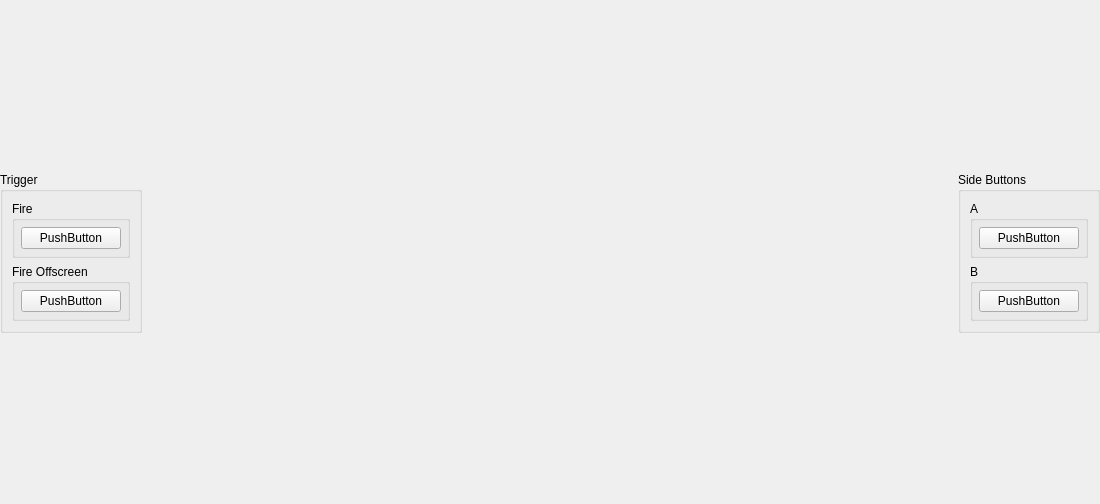
First picture: the form in src/duckstation-qt/controllerbindingwidget_guncon.ui, repository kofxi3584karlayang/duckstation, before the edit.
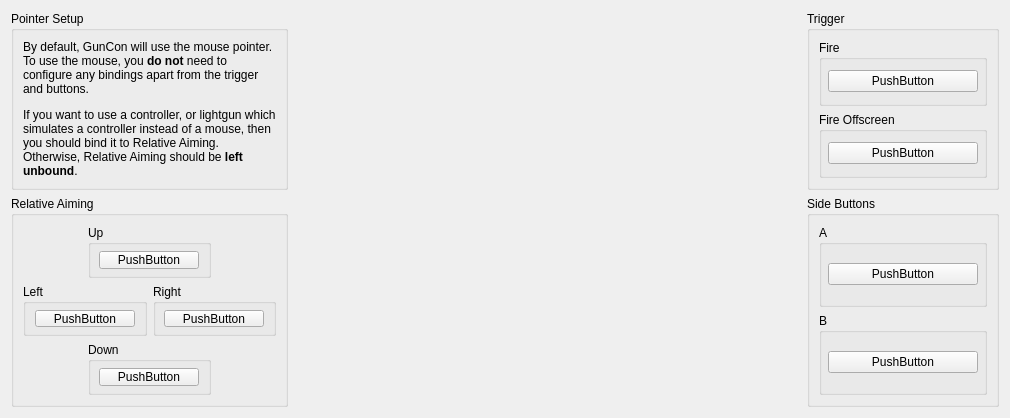
Second picture: the form after the edit. Icons and pictures are not drawn. Custom widgets are drawn as their Qt base class.

Commit message: GunCon: Add relative pointer binding

Diff of the .ui file:
```diff
--- a/src/duckstation-qt/controllerbindingwidget_guncon.ui
+++ b/src/duckstation-qt/controllerbindingwidget_guncon.ui
@@ -6,8 +6,8 @@
    <rect>
     <x>0</x>
     <y>0</y>
-    <width>1100</width>
-    <height>504</height>
+    <width>1010</width>
+    <height>418</height>
    </rect>
   </property>
   <property name="sizePolicy">
@@ -18,30 +18,105 @@
   </property>
   <property name="minimumSize">
    <size>
-    <width>1100</width>
-    <height>500</height>
+    <width>1000</width>
+    <height>400</height>
    </size>
   </property>
   <property name="windowTitle">
    <string>Form</string>
   </property>
-  <layout class="QGridLayout" name="gridLayout_35">
+  <layout class="QGridLayout" name="gridLayout_2">
+   <item row="0" column="2">
+    <widget class="QGroupBox" name="groupBox">
+     <property name="title">
+      <string>Trigger</string>
+     </property>
+     <layout class="QGridLayout" name="gridLayout_5">
+      <item row="2" column="0" colspan="2">
+       <widget class="QGroupBox" name="groupBox_5">
+        <property name="title">
+         <string>Fire Offscreen</string>
+        </property>
+        <layout class="QGridLayout" name="gridLayout_4">
    <property name="leftMargin">
-    <number>0</number>
+          <number>6</number>
    </property>
    <property name="topMargin">
-    <number>0</number>
+          <number>6</number>
    </property>
    <property name="rightMargin">
-    <number>0</number>
+          <number>6</number>
    </property>
    <property name="bottomMargin">
-    <number>0</number>
-   </property>
-   <item row="0" column="2" rowspan="4">
-    <layout class="QVBoxLayout" name="verticalLayout">
-     <item>
-      <spacer name="verticalSpacer_3">
+          <number>6</number>
+         </property>
+         <item row="0" column="0">
+          <widget class="InputBindingWidget" name="ShootOffscreen">
+           <property name="minimumSize">
+            <size>
+             <width>150</width>
+             <height>0</height>
+            </size>
+           </property>
+           <property name="maximumSize">
+            <size>
+             <width>150</width>
+             <height>16777215</height>
+            </size>
+           </property>
+           <property name="text">
+            <string>PushButton</string>
+           </property>
+          </widget>
+         </item>
+        </layout>
+       </widget>
+      </item>
+      <item row="0" column="0" colspan="2">
+       <widget class="QGroupBox" name="groupBox_2">
+        <property name="title">
+         <string>Fire</string>
+        </property>
+        <layout class="QGridLayout" name="gridLayout">
+         <property name="leftMargin">
+          <number>6</number>
+         </property>
+         <property name="topMargin">
+          <number>6</number>
+         </property>
+         <property name="rightMargin">
+          <number>6</number>
+         </property>
+         <property name="bottomMargin">
+          <number>6</number>
+         </property>
+         <item row="0" column="0">
+          <widget class="InputBindingWidget" name="Trigger">
+           <property name="minimumSize">
+            <size>
+             <width>150</width>
+             <height>0</height>
+            </size>
+           </property>
+           <property name="maximumSize">
+            <size>
+             <width>150</width>
+             <height>16777215</height>
+            </size>
+           </property>
+           <property name="text">
+            <string>PushButton</string>
+           </property>
+          </widget>
+         </item>
+        </layout>
+       </widget>
+      </item>
+     </layout>
+    </widget>
+   </item>
+   <item row="2" column="0" colspan="3">
+    <spacer name="verticalSpacer">
        <property name="orientation">
         <enum>Qt::Vertical</enum>
        </property>
@@ -53,7 +128,7 @@
        </property>
       </spacer>
      </item>
-     <item>
+   <item row="1" column="2">
       <widget class="QGroupBox" name="groupBox_16">
        <property name="title">
         <string>Side Buttons</string>
@@ -81,13 +156,13 @@
             <widget class="InputBindingWidget" name="B">
              <property name="minimumSize">
               <size>
-               <width>100</width>
+             <width>150</width>
                <height>0</height>
               </size>
              </property>
              <property name="maximumSize">
               <size>
-               <width>100</width>
+             <width>150</width>
                <height>16777215</height>
               </size>
              </property>
@@ -121,13 +196,13 @@
             <widget class="InputBindingWidget" name="A">
              <property name="minimumSize">
               <size>
-               <width>100</width>
+             <width>150</width>
                <height>0</height>
               </size>
              </property>
              <property name="maximumSize">
               <size>
-               <width>100</width>
+             <width>150</width>
                <height>16777215</height>
               </size>
              </property>
@@ -142,24 +217,204 @@
        </layout>
       </widget>
      </item>
-     <item>
-      <spacer name="verticalSpacer_4">
-       <property name="orientation">
-        <enum>Qt::Vertical</enum>
-       </property>
-       <property name="sizeHint" stdset="0">
+   <item row="1" column="0">
+    <widget class="QGroupBox" name="groupBox_10">
+     <property name="title">
+      <string extracomment="Try to use Sony's official terminology for this. A good place to start would be in the console or the DualShock 2's manual. If this element was officially translated to your language by Sony in later DualShocks, you may use that term.">Relative Aiming</string>
+     </property>
+     <layout class="QGridLayout" name="gridLayout_11">
+      <item row="3" column="1" colspan="2">
+       <widget class="QGroupBox" name="groupBox_11">
+        <property name="title">
+         <string>Down</string>
+        </property>
+        <layout class="QGridLayout" name="gridLayout_12">
+         <property name="leftMargin">
+          <number>6</number>
+         </property>
+         <property name="topMargin">
+          <number>6</number>
+         </property>
+         <property name="rightMargin">
+          <number>6</number>
+         </property>
+         <property name="bottomMargin">
+          <number>6</number>
+         </property>
+         <item row="0" column="0">
+          <widget class="InputBindingWidget" name="RelativeDown">
+           <property name="minimumSize">
         <size>
-         <width>20</width>
-         <height>40</height>
-        </size>
-       </property>
-      </spacer>
-     </item>
-    </layout>
-   </item>
+             <width>100</width>
+             <height>0</height>
+            </size>
+           </property>
+           <property name="maximumSize">
+            <size>
+             <width>100</width>
+             <height>16777215</height>
+            </size>
+           </property>
+           <property name="text">
+            <string notr="true">PushButton</string>
+           </property>
+          </widget>
+         </item>
+        </layout>
+       </widget>
+      </item>
+      <item row="2" column="0" colspan="2">
+       <widget class="QGroupBox" name="groupBox_12">
+        <property name="title">
+         <string>Left</string>
+        </property>
+        <layout class="QGridLayout" name="gridLayout_13">
+         <property name="leftMargin">
+          <number>6</number>
+         </property>
+         <property name="topMargin">
+          <number>6</number>
+         </property>
+         <property name="rightMargin">
+          <number>6</number>
+         </property>
+         <property name="bottomMargin">
+          <number>6</number>
+         </property>
+         <item row="0" column="0">
+          <widget class="InputBindingWidget" name="RelativeLeft">
+           <property name="minimumSize">
+            <size>
+             <width>100</width>
+             <height>0</height>
+            </size>
+           </property>
+           <property name="maximumSize">
+            <size>
+             <width>100</width>
+             <height>16777215</height>
+            </size>
+           </property>
+           <property name="text">
+            <string notr="true">PushButton</string>
+           </property>
+          </widget>
+         </item>
+        </layout>
+       </widget>
+      </item>
+      <item row="0" column="1" colspan="2">
+       <widget class="QGroupBox" name="groupBox_13">
+        <property name="title">
+         <string>Up</string>
+        </property>
+        <layout class="QGridLayout" name="gridLayout_14">
+         <property name="leftMargin">
+          <number>6</number>
+         </property>
+         <property name="topMargin">
+          <number>6</number>
+         </property>
+         <property name="rightMargin">
+          <number>6</number>
+         </property>
+         <property name="bottomMargin">
+          <number>6</number>
+         </property>
+         <item row="0" column="0">
+          <widget class="InputBindingWidget" name="RelativeUp">
+           <property name="minimumSize">
+            <size>
+             <width>100</width>
+             <height>0</height>
+            </size>
+           </property>
+           <property name="maximumSize">
+            <size>
+             <width>100</width>
+             <height>16777215</height>
+            </size>
+           </property>
+           <property name="text">
+            <string notr="true">PushButton</string>
+           </property>
+          </widget>
+         </item>
+        </layout>
+       </widget>
+      </item>
+      <item row="2" column="2" colspan="2">
+       <widget class="QGroupBox" name="groupBox_14">
+        <property name="title">
+         <string>Right</string>
+        </property>
+        <layout class="QGridLayout" name="gridLayout_15">
+         <property name="leftMargin">
+          <number>6</number>
+         </property>
+         <property name="topMargin">
+          <number>6</number>
+         </property>
+         <property name="rightMargin">
+          <number>6</number>
+         </property>
+         <property name="bottomMargin">
+          <number>6</number>
+         </property>
+         <item row="0" column="0">
+          <widget class="InputBindingWidget" name="RelativeRight">
+           <property name="minimumSize">
+            <size>
+             <width>100</width>
+             <height>0</height>
+            </size>
+           </property>
+           <property name="maximumSize">
+            <size>
+             <width>100</width>
+             <height>16777215</height>
+            </size>
+           </property>
+           <property name="text">
+            <string notr="true">PushButton</string>
+           </property>
+          </widget>
+         </item>
+        </layout>
+       </widget>
+      </item>
+     </layout>
+    </widget>
+   </item>
+   <item row="0" column="1" rowspan="2">
+    <layout class="QGridLayout" name="gridLayout_3">
    <item row="2" column="1">
-    <layout class="QHBoxLayout" name="horizontalLayout_4">
-     <item>
+      <spacer name="verticalSpacer_3">
+       <property name="orientation">
+        <enum>Qt::Vertical</enum>
+       </property>
+       <property name="sizeHint" stdset="0">
+        <size>
+         <width>20</width>
+         <height>40</height>
+        </size>
+       </property>
+      </spacer>
+     </item>
+     <item row="0" column="1">
+      <spacer name="verticalSpacer_2">
+       <property name="orientation">
+        <enum>Qt::Vertical</enum>
+       </property>
+       <property name="sizeHint" stdset="0">
+        <size>
+         <width>20</width>
+         <height>40</height>
+        </size>
+       </property>
+      </spacer>
+     </item>
+     <item row="1" column="0">
       <spacer name="horizontalSpacer">
        <property name="orientation">
         <enum>Qt::Horizontal</enum>
@@ -172,8 +427,8 @@
        </property>
       </spacer>
      </item>
-     <item>
-      <widget class="QLabel" name="label">
+     <item row="1" column="1">
+      <widget class="QLabel" name="label_3">
        <property name="sizePolicy">
         <sizepolicy hsizetype="Fixed" vsizetype="Fixed">
          <horstretch>0</horstretch>
@@ -197,7 +452,7 @@
        </property>
       </widget>
      </item>
-     <item>
+     <item row="1" column="2">
       <spacer name="horizontalSpacer_2">
        <property name="orientation">
         <enum>Qt::Horizontal</enum>
@@ -212,157 +467,29 @@
      </item>
     </layout>
    </item>
-   <item row="0" column="1">
-    <layout class="QGridLayout" name="gridLayout_27"/>
-   </item>
-   <item row="3" column="1">
-    <layout class="QGridLayout" name="gridLayout_32">
-     <item row="0" column="0" colspan="2">
-      <spacer name="verticalSpacer">
-       <property name="orientation">
-        <enum>Qt::Vertical</enum>
-       </property>
-       <property name="sizeHint" stdset="0">
-        <size>
-         <width>20</width>
-         <height>40</height>
-        </size>
-       </property>
-      </spacer>
-     </item>
-    </layout>
-   </item>
-   <item row="0" column="0" rowspan="4">
-    <layout class="QVBoxLayout" name="verticalLayout_2">
-     <item>
-      <spacer name="verticalSpacer_2">
-       <property name="orientation">
-        <enum>Qt::Vertical</enum>
-       </property>
-       <property name="sizeHint" stdset="0">
-        <size>
-         <width>20</width>
-         <height>40</height>
-        </size>
-       </property>
-      </spacer>
-     </item>
-     <item>
-      <widget class="QGroupBox" name="groupBox">
+   <item row="0" column="0">
+    <widget class="QGroupBox" name="groupBox_15">
        <property name="title">
-        <string>Trigger</string>
-       </property>
-       <layout class="QGridLayout" name="gridLayout_5">
-        <item row="2" column="0" colspan="2">
-         <widget class="QGroupBox" name="groupBox_5">
-          <property name="title">
-           <string>Fire Offscreen</string>
-          </property>
-          <layout class="QGridLayout" name="gridLayout_4">
-           <property name="leftMargin">
-            <number>6</number>
-           </property>
-           <property name="topMargin">
-            <number>6</number>
-           </property>
-           <property name="rightMargin">
-            <number>6</number>
-           </property>
-           <property name="bottomMargin">
-            <number>6</number>
-           </property>
-           <item row="0" column="0">
-            <widget class="InputBindingWidget" name="ShootOffscreen">
-             <property name="minimumSize">
-              <size>
-               <width>100</width>
-               <height>0</height>
-              </size>
-             </property>
-             <property name="maximumSize">
-              <size>
-               <width>100</width>
-               <height>16777215</height>
-              </size>
-             </property>
+      <string>Pointer Setup</string>
+     </property>
+     <layout class="QVBoxLayout" name="verticalLayout">
+      <item>
+       <widget class="QLabel" name="label_2">
              <property name="text">
-              <string>PushButton</string>
-             </property>
-            </widget>
-           </item>
-          </layout>
-         </widget>
-        </item>
-        <item row="0" column="0" colspan="2">
-         <widget class="QGroupBox" name="groupBox_2">
-          <property name="title">
-           <string>Fire</string>
-          </property>
-          <layout class="QGridLayout" name="gridLayout">
-           <property name="leftMargin">
-            <number>6</number>
-           </property>
-           <property name="topMargin">
-            <number>6</number>
-           </property>
-           <property name="rightMargin">
-            <number>6</number>
-           </property>
-           <property name="bottomMargin">
-            <number>6</number>
-           </property>
-           <item row="0" column="0">
-            <widget class="InputBindingWidget" name="Trigger">
-             <property name="minimumSize">
-              <size>
-               <width>100</width>
-               <height>0</height>
-              </size>
-             </property>
-             <property name="maximumSize">
-              <size>
-               <width>100</width>
-               <height>16777215</height>
-              </size>
-             </property>
-             <property name="text">
-              <string>PushButton</string>
-             </property>
+         <string>&lt;p&gt;By default, GunCon will use the mouse pointer. To use the mouse, you &lt;strong&gt;do not&lt;/strong&gt; need to configure any bindings apart from the trigger and buttons.&lt;/p&gt;
+
+&lt;p&gt;If you want to use a controller, or lightgun which simulates a controller instead of a mouse, then you should bind it to Relative Aiming. Otherwise, Relative Aiming should be &lt;strong&gt;left unbound&lt;/strong&gt;.&lt;/p&gt;</string>
+        </property>
+        <property name="alignment">
+         <set>Qt::AlignLeading|Qt::AlignLeft|Qt::AlignTop</set>
+        </property>
+        <property name="wordWrap">
+         <bool>true</bool>
+        </property>
             </widget>
            </item>
           </layout>
          </widget>
-        </item>
-       </layout>
-      </widget>
-     </item>
-     <item>
-      <spacer name="verticalSpacer_5">
-       <property name="orientation">
-        <enum>Qt::Vertical</enum>
-       </property>
-       <property name="sizeHint" stdset="0">
-        <size>
-         <width>20</width>
-         <height>40</height>
-        </size>
-       </property>
-      </spacer>
-     </item>
-    </layout>
-   </item>
-   <item row="1" column="1">
-    <spacer name="verticalSpacer_6">
-     <property name="orientation">
-      <enum>Qt::Vertical</enum>
-     </property>
-     <property name="sizeHint" stdset="0">
-      <size>
-       <width>20</width>
-       <height>40</height>
-      </size>
-     </property>
-    </spacer>
    </item>
   </layout>
  </widget>
```
Lines whose indentation alone changed are shown as unchanged. The commit also changes 20 other files.
